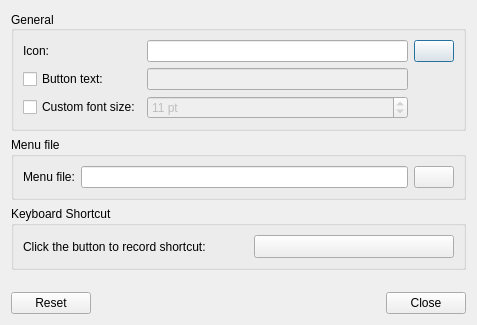
The window that plugin-mainmenu/lxqtmainmenuconfiguration.ui (lxqt/lxqt-panel) describes before a commit, drawn with Qt 5.
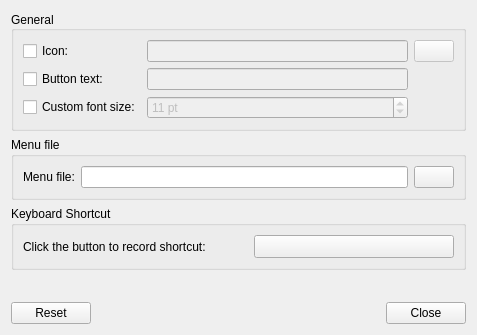
The same window after the commit. Custom widgets are drawn as their Qt base class.

Commit message: mainmenu: Fix showing icon path in configuration

Diff of the .ui file:
```diff
--- a/plugin-mainmenu/lxqtmainmenuconfiguration.ui
+++ b/plugin-mainmenu/lxqtmainmenuconfiguration.ui
@@ -7,7 +7,7 @@
     <x>0</x>
     <y>0</y>
     <width>477</width>
-    <height>325</height>
+    <height>335</height>
    </rect>
   </property>
   <property name="windowTitle">
@@ -30,17 +30,24 @@
      </property>
      <layout class="QGridLayout" name="gridLayout">
       <item row="0" column="0">
-       <widget class="QLabel" name="iconL">
+       <widget class="QCheckBox" name="iconCB">
         <property name="text">
          <string>Icon:</string>
         </property>
        </widget>
       </item>
       <item row="0" column="1">
-       <widget class="QLineEdit" name="iconLE"/>
+       <widget class="QLineEdit" name="iconLE">
+        <property name="enabled">
+         <bool>false</bool>
+        </property>
+       </widget>
       </item>
       <item row="0" column="2">
        <widget class="QPushButton" name="iconPB">
+        <property name="enabled">
+         <bool>false</bool>
+        </property>
         <property name="text">
          <string/>
         </property>
```
Left out of the diff: 32 changed lines with no effect on the pictures. The commit also changes 3 other files.
